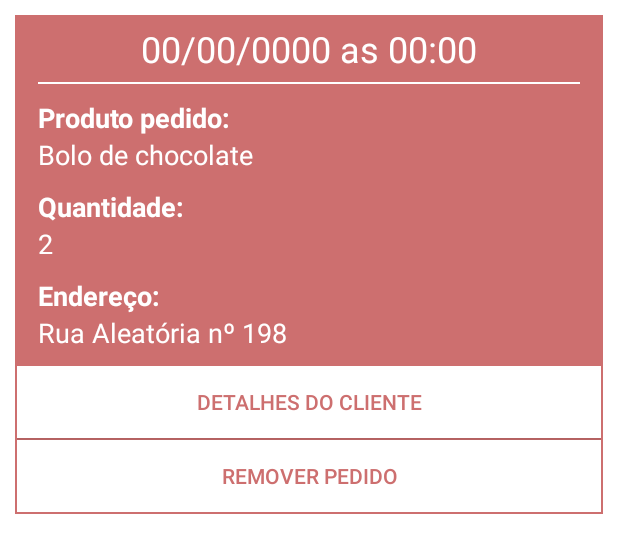
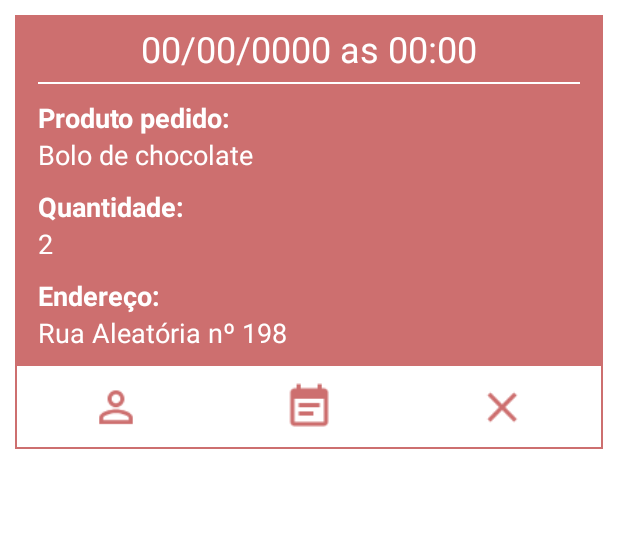
Before and after one commit to caioreigot/girafa-doces, an Android app: the layout item_order.xml on its own in the app's theme, with its tools: preview values and no code run, on a phone screen of 412 x 824 dp. Shown: the top 553 px of the screen. Run offline under Robolectric (Android 15) with nearby library versions, the phone set to English and light mode, and no system bars.

Commit message:
Changed orders layout

```diff
--- a/app/src/main/java/com/github/caioreigot/girafadoces/ui/main/admin/orders/OrdersAdapter.kt
+++ b/app/src/main/java/com/github/caioreigot/girafadoces/ui/main/admin/orders/OrdersAdapter.kt
@@ -4,13 +4,16 @@ import android.text.TextUtils
 import android.view.LayoutInflater
 import android.view.View
 import android.view.ViewGroup
+import android.widget.Button
 import android.widget.TextView
+import androidx.appcompat.widget.AppCompatImageButton
 import androidx.recyclerview.widget.RecyclerView
 import com.github.caioreigot.girafadoces.R
 import com.github.caioreigot.girafadoces.data.model.Order
 
 class OrdersAdapter(
     private val orders: MutableList<Order>,
+    private val lightGrayColor: Int,
     private val observationButtonClickListener: (String) -> Unit
 ) : RecyclerView.Adapter<OrdersAdapter.OrdersViewHolder>() {
 
@@ -20,7 +23,7 @@ class OrdersAdapter(
         private var orderedProductTv: TextView
         private var orderQuantityTv: TextView
         private var orderAddressTv: TextView
-        private var observationButtonContainer: ViewGroup
+        private var clientObservationButton: AppCompatImageButton
 
         init {
             with (itemView) {
@@ -28,23 +31,22 @@ class OrdersAdapter(
                 orderedProductTv = findViewById(R.id.ordered_product_tv)
                 orderQuantityTv = findViewById(R.id.order_quantity_tv)
                 orderAddressTv = findViewById(R.id.order_address_tv)
-                observationButtonContainer = findViewById(R.id.observation_button_container)
+                clientObservationButton = findViewById(R.id.client_observation_btn)
             }
         }
 
         fun bind(order: Order) {
             timeOrderedTv.text = order.timeOrdered
             orderedProductTv.text = order.product.header
-            orderQuantityTv.text = order.quantity.toString()
+            orderQuantityTv.text = order.quantity
             orderAddressTv.text = order.user.deliveryAddress
 
             if (!TextUtils.isEmpty(order.userObservation)) {
-                observationButtonContainer.setOnClickListener {
+                clientObservationButton.setOnClickListener {
                     observationButtonClickListener(order.userObservation)
                 }
-
-                observationButtonContainer.visibility = View.VISIBLE
             }
+            else clientObservationButton.setColorFilter(lightGrayColor)
         }
     }
 
--- a/app/src/main/java/com/github/caioreigot/girafadoces/ui/main/admin/orders/OrdersDialog.kt
+++ b/app/src/main/java/com/github/caioreigot/girafadoces/ui/main/admin/orders/OrdersDialog.kt
@@ -3,11 +3,13 @@ package com.github.caioreigot.girafadoces.ui.main.admin.orders
 import android.os.Bundle
 import android.view.View
 import android.view.WindowManager
+import androidx.core.content.ContextCompat
 import androidx.fragment.app.DialogFragment
 import androidx.fragment.app.viewModels
 import androidx.recyclerview.widget.LinearLayoutManager
 import androidx.recyclerview.widget.RecyclerView
 import com.github.caioreigot.girafadoces.R
+import com.github.caioreigot.girafadoces.data.helper.ResourcesProvider
 import dagger.hilt.android.AndroidEntryPoint
 
 @AndroidEntryPoint
@@ -34,12 +36,16 @@ class OrdersDialog : DialogFragment(R.layout.dialog_orders) {
         ordersViewModel.orders.observe(viewLifecycleOwner, {
             it?.let { orders ->
                 recyclerView.layoutManager = LinearLayoutManager(requireContext())
-                recyclerView.adapter = OrdersAdapter(orders, ::observationButtonClickListener)
+                recyclerView.adapter = OrdersAdapter(
+                    orders,
+                    ContextCompat.getColor(requireContext(), R.color.lightGray),
+                    ::observationButtonClickListener
+                )
             }
         })
     }
 
-    fun observationButtonClickListener(observation: String) {
+    private fun observationButtonClickListener(observation: String) {
         // TODO
     }
 }
--- /dev/null
+++ b/app/src/main/res/drawable/ic_baseline_event_note_24.xml
@@ -0,0 +1,5 @@
+<vector android:height="24dp" android:tint="#CD6F6F"
+    android:viewportHeight="24" android:viewportWidth="24"
+    android:width="24dp" xmlns:android="http://schemas.android.com/apk/res/android">
+    <path android:fillColor="@android:color/white" android:pathData="M17,10L7,10v2h10v-2zM19,3h-1L18,1h-2v2L8,3L8,1L6,1v2L5,3c-1.11,0 -1.99,0.9 -1.99,2L3,19c0,1.1 0.89,2 2,2h14c1.1,0 2,-0.9 2,-2L21,5c0,-1.1 -0.9,-2 -2,-2zM19,19L5,19L5,8h14v11zM14,14L7,14v2h7v-2z"/>
+</vector>
--- a/app/src/main/res/layout/item_order.xml
+++ b/app/src/main/res/layout/item_order.xml
@@ -101,58 +101,51 @@
 
         <LinearLayout
             android:layout_width="match_parent"
-            android:layout_height="wrap_content"
-            android:orientation="vertical"
+            android:layout_height="55dp"
+            android:orientation="horizontal"
+            android:gravity="center_horizontal"
             android:paddingStart="1dp"
             android:paddingEnd="1dp"
-            android:paddingBottom="1dp">
+            android:paddingBottom="1dp"
+            android:weightSum="1">
 
-            <LinearLayout
-                android:id="@+id/observation_button_container"
-                android:layout_width="match_parent"
-                android:layout_height="wrap_content"
-                android:orientation="vertical"
-                android:visibility="gone">
+            <androidx.appcompat.widget.AppCompatImageButton
+                android:id="@+id/client_details_btn"
+                android:layout_width="0dp"
+                android:layout_height="match_parent"
+                android:layout_weight="0.33"
+                android:background="@color/white"
+                android:paddingTop="10dp"
+                android:paddingBottom="10dp"
+                android:scaleX="1.4"
+                android:scaleY="1.4"
+                android:tint="@color/primaryPink"
+                app:srcCompat="@drawable/ic_baseline_profile_outline_24" />
 
-                <androidx.appcompat.widget.AppCompatButton
-                    android:id="@+id/client_observation_btn"
-                    android:layout_width="match_parent"
-                    android:layout_height="wrap_content"
-                    android:background="@color/white"
-                    android:text="@string/client_observation"
-                    android:textColor="@color/primaryPink" />
+            <androidx.appcompat.widget.AppCompatImageButton
+                android:id="@+id/client_observation_btn"
+                android:layout_width="0dp"
+                android:layout_height="match_parent"
+                android:layout_weight="0.33"
+                android:background="@color/white"
+                android:paddingTop="10dp"
+                android:paddingBottom="10dp"
+                android:scaleX="1.4"
+                android:scaleY="1.4"
+                android:tint="@color/primaryPink"
+                app:srcCompat="@drawable/ic_baseline_event_note_24" />
 
-                <View
-                    android:layout_width="match_parent"
-                    android:layout_height="1dp"
-                    android:background="@color/primaryPink"
-                    android:paddingStart="10dp"
-                    android:paddingEnd="10dp" />
-
-            </LinearLayout>
-
-            <androidx.appcompat.widget.AppCompatButton
-                android:id="@+id/client_details_btn"
-                android:layout_width="match_parent"
-                android:layout_height="wrap_content"
+            <androidx.appcompat.widget.AppCompatImageButton
+                android:id="@+id/remove_order_btn"
+                android:layout_width="0dp"
+                android:layout_height="match_parent"
+                android:layout_weight="0.33"
                 android:background="@color/white"
-                android:text="@string/client_details"
-                android:textColor="@color/primaryPink" />
-
-            <View
-                android:layout_width="match_parent"
-                android:layout_height="1dp"
-                android:background="@color/primaryPink"
-                android:paddingStart="10dp"
-                android:paddingEnd="10dp" />
-
-            <androidx.appcompat.widget.AppCompatButton
-                android:id="@+id/remove_order_btn"
-                android:layout_width="match_parent"
-                android:layout_height="wrap_content"
-                android:background="@color/white"
-                android:text="@string/remove_order"
-                android:textColor="@color/primaryPink" />
+                android:paddingTop="10dp"
+                android:paddingBottom="10dp"
+                android:scaleX="1.4"
+                android:scaleY="1.4"
+                app:srcCompat="@drawable/ic_baseline_close_24" />
 
         </LinearLayout>
 
```
